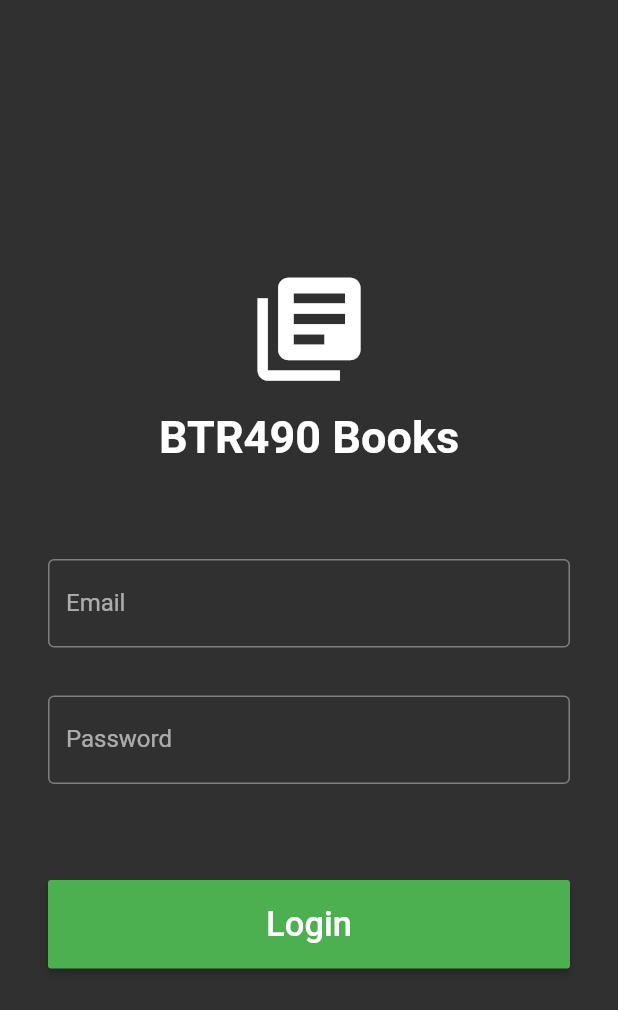
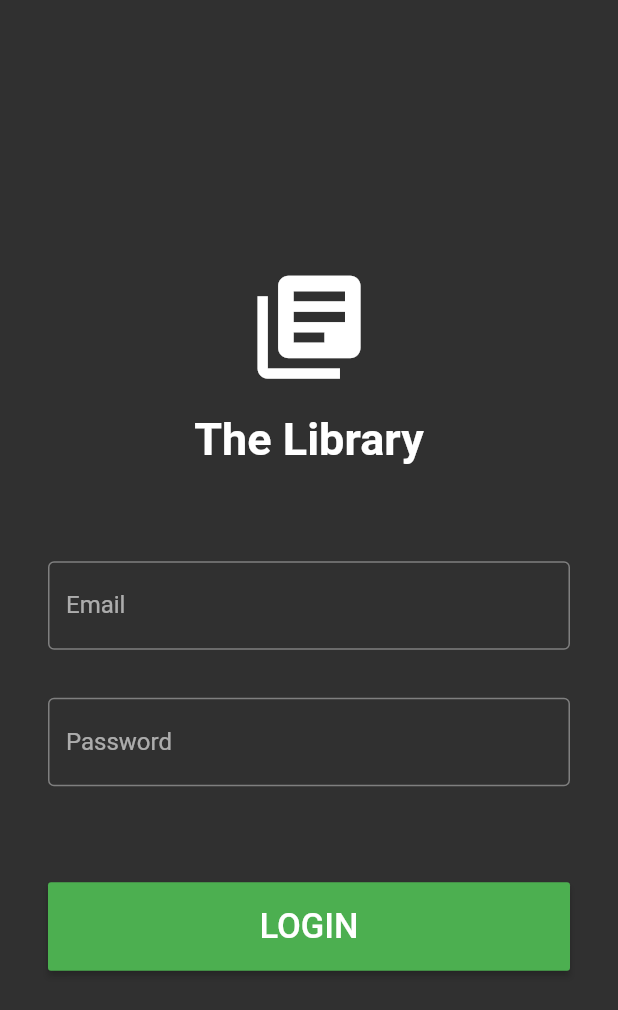
Before and after one commit to Digital-Vault/Thunder, a Flutter app: the screen it shows after launch, on a phone screen of 412 x 824 dp. Shown: the top 1010 px of the screen. Run offline on Flutter 3.47's test engine with Material 2 defaults, Android fonts, the phone set to English and light mode, and no system bars; our stand-ins replace rxdart, transparent_image; project files that could hold a hidden picture were left out.

Commit message:
Fix the login header
Fix the login header to indicate the correct app name.

```diff
--- a/lib/login_form.dart
+++ b/lib/login_form.dart
@@ -68,17 +68,18 @@ class _LoginFormState extends State<LoginForm> {
         padding: const EdgeInsets.all(16),
         child: RaisedButton(
           onPressed: _onPressed,
-          child: const Text('Login', style: TextStyle(fontSize: 23)),
+          child: const Text('LOGIN', style: TextStyle(fontSize: 23)),
         ),
       );
 
   void _onPressed() {
     if (_formKey.currentState.validate()) {
       Navigator.pushReplacement(
-          _formKey.currentContext,
-          MaterialPageRoute<Widget>(
-            builder: _buildRoute,
-          ));
+        _formKey.currentContext,
+        MaterialPageRoute<Widget>(
+          builder: _buildRoute,
+        ),
+      );
     }
   }
 
--- a/lib/login_header.dart
+++ b/lib/login_header.dart
@@ -1,6 +1,8 @@
 import 'package:flutter/material.dart';
 
+/// A class displaying the top section of the login page.
 class LoginHeader extends StatelessWidget {
+  /// Creates a top header.
   const LoginHeader({Key key}) : super(key: key);
 
   @override
@@ -22,10 +24,10 @@ class LoginHeader extends StatelessWidget {
     );
   }
 
-  Widget _buildText() => Padding(
-        padding: const EdgeInsets.only(top: 13, bottom: 64),
+  Widget _buildText() => const Padding(
+        padding: EdgeInsets.only(top: 16, bottom: 64),
         child: Text(
-          'BTR490 Books',
+          'The Library',
           textAlign: TextAlign.center,
           style: TextStyle(fontSize: 30, fontWeight: FontWeight.w700),
         ),
```
Also changed, not shown: 2 other files.
